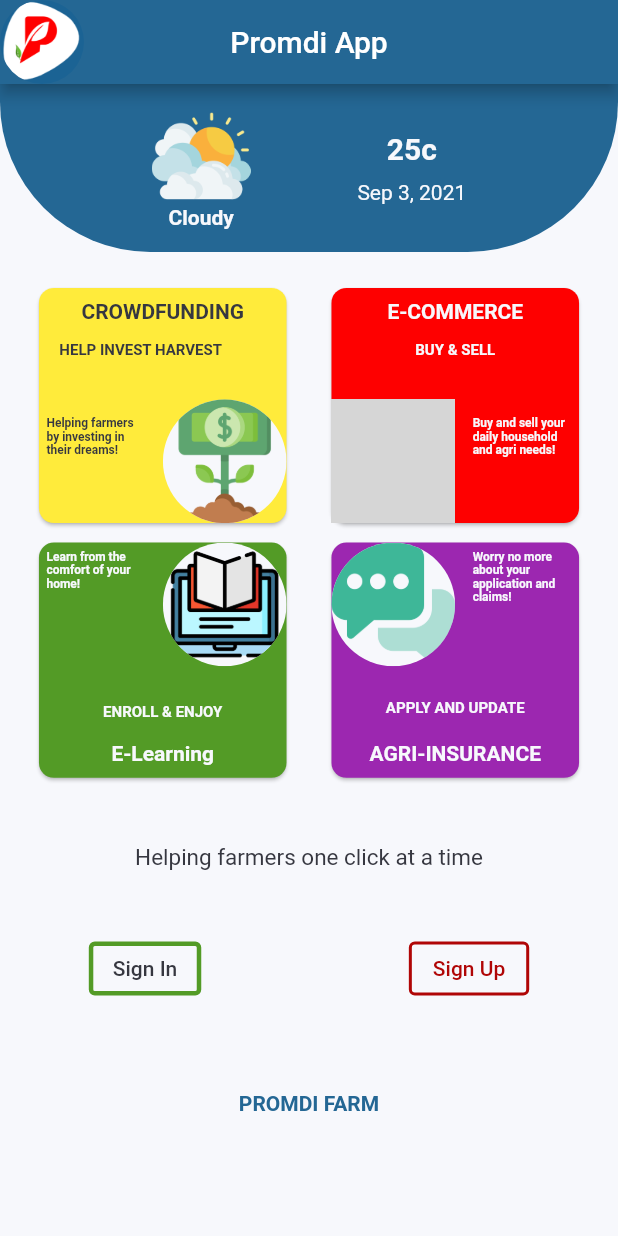
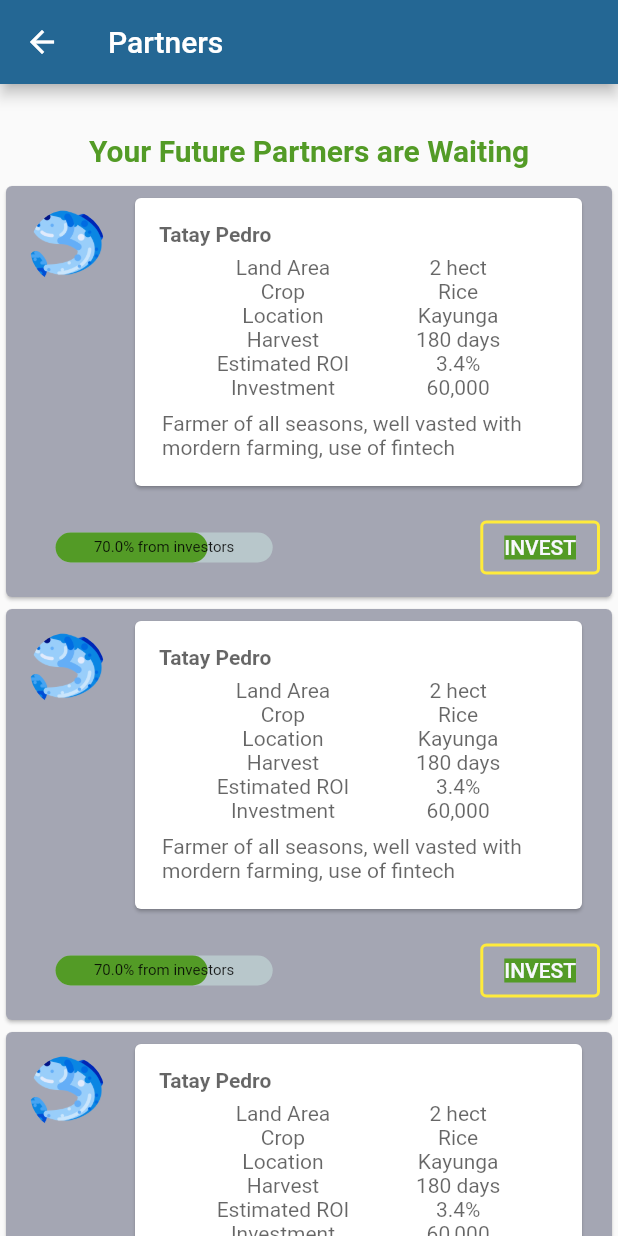
Before and after one commit to ajoluvya/promdi-fe, a Flutter app: the screen it shows after launch, after a tap on "CROWDFUNDING", on a phone screen of 412 x 824 dp. Run offline on Flutter 3.47's test engine with Material 2 defaults, Android fonts, the phone set to English and light mode, and no system bars; drawn by our look-alikes of percent_indicator; our stand-ins replace carousel_slider, flutter_svg; grey boxes are pictures that could not be loaded.

Commit message:
crowdfunding homepage

```diff
--- /dev/null
+++ b/lib/screens/crowdfunding/crowdfund_widgets/fund_card.dart
@@ -0,0 +1,214 @@
+import 'package:flutter/material.dart';
+import 'package:promdi_fe/helpers/style.dart';
+import 'package:percent_indicator/percent_indicator.dart';
+
+class CrowdFundCard extends StatefulWidget {
+  final double padLeft;
+  final double padRight;
+  final String profileimage;
+  final String investment;
+  final String name;
+  final String area;
+  final String crop;
+  final String location;
+  final String harvest;
+  final String roi;
+  final String about;
+  const CrowdFundCard(
+      {Key? key,
+      required this.padLeft,
+      required this.padRight,
+      required this.profileimage,
+      required this.name,
+      required this.area,
+      required this.crop,
+      required this.location,
+      required this.harvest,
+      required this.roi,
+      required this.investment,
+      required this.about})
+      : super(key: key);
+
+  @override
+  _CrowdFundCardState createState() => _CrowdFundCardState();
+}
+
+class _CrowdFundCardState extends State<CrowdFundCard> {
+  @override
+  Widget build(BuildContext context) {
+    return Container(
+      // color: lightGrey,
+      child: Card(
+        color: lightGrey,
+        clipBehavior: Clip.antiAlias,
+        child: Column(
+          children: [
+            ListTile(
+              leading: GestureDetector(
+                onTap: () {},
+                child: Container(
+                  width: 50,
+                  height: 50,
+                  decoration: BoxDecoration(
+                    shape: BoxShape.circle,
+                    image: DecorationImage(
+                      image: AssetImage(widget.profileimage),
+                      fit: BoxFit.cover,
+                    ),
+                  ),
+                ),
+              ),
+              // title: Text(widget.name),
+              title: Card(
+                child: Padding(
+                  padding: EdgeInsets.all(10),
+                  child: Column(
+                    children: [
+                      Padding(
+                        padding: const EdgeInsets.all(6.0),
+                        child: Row(
+                          children: [
+                            Text(
+                              widget.name,
+                              style: TextStyle(
+                                color: Colors.black.withOpacity(0.6),
+                                fontWeight: FontWeight.bold,
+                              ),
+                            ),
+                          ],
+                        ),
+                      ),
+                      Row(
+                        mainAxisAlignment: MainAxisAlignment.spaceEvenly,
+                        children: [
+                          Column(
+                            children: [
+                              Text(
+                                'Land Area',
+                                style: TextStyle(
+                                    color: Colors.black.withOpacity(0.6)),
+                              ),
+                              Text(
+                                'Crop',
+                                style: TextStyle(
+                                    color: Colors.black.withOpacity(0.6)),
+                              ),
+                              Text(
+                                'Location',
+                                style: TextStyle(
+                                    color: Colors.black.withOpacity(0.6)),
+                              ),
+                              Text(
+                                'Harvest',
+                                style: TextStyle(
+                                    color: Colors.black.withOpacity(0.6)),
+                              ),
+                              Text(
+                                'Estimated ROI',
+                                style: TextStyle(
+                                    color: Colors.black.withOpacity(0.6)),
+                              ),
+                              Text(
+                                'Investment',
+                                style: TextStyle(
+                                    color: Colors.black.withOpacity(0.6)),
+                              ),
+                            ],
+                          ),
+                          Column(
+                            children: [
+                              Text(
+                                widget.area,
+                                style: TextStyle(
+                                    color: Colors.black.withOpacity(0.6)),
+                              ),
+                              Text(
+                                widget.crop,
+                                style: TextStyle(
+                                    color: Colors.black.withOpacity(0.6)),
+                              ),
+                              Text(
+                                widget.location,
+                                style: TextStyle(
+                                    color: Colors.black.withOpacity(0.6)),
+                              ),
+                              Text(
+                                widget.harvest,
+                                style: TextStyle(
+                                    color: Colors.black.withOpacity(0.6)),
+                              ),
+                              Text(
+                                widget.roi,
+                                style: TextStyle(
+                                    color: Colors.black.withOpacity(0.6)),
+                              ),
+                              Text(
+                                widget.investment,
+                                style: TextStyle(
+                                    color: Colors.black.withOpacity(0.6)),
+                              ),
+                            ],
+                          ),
+                        ],
+                      ),
+                      Padding(
+                        padding: const EdgeInsets.all(8.0),
+                        child: Text(
+                          widget.about,
+                          style:
+                              TextStyle(color: Colors.black.withOpacity(0.6)),
+                        ),
+                      ),
+                    ],
+                  ),
+                ),
+              ),
+            ),
+            Padding(
+              padding: const EdgeInsets.all(8.0),
+              child: Row(
+                mainAxisAlignment: MainAxisAlignment.spaceBetween,
+                children: [
+                  Padding(
+                    padding: EdgeInsets.all(15.0),
+                    child: new LinearPercentIndicator(
+                      width: MediaQuery.of(context).size.width * 0.4,
+                      animation: true,
+                      lineHeight: 20.0,
+                      animationDuration: 2500,
+                      percent: 0.7,
+                      center: Text(
+                        "70.0% from investors",
+                        style: TextStyle(fontSize: 10),
+                      ),
+                      linearStrokeCap: LinearStrokeCap.roundAll,
+                      progressColor: greenCustom,
+                    ),
+                  ),
+                  OutlinedButton(
+                    style: OutlinedButton.styleFrom(
+                      side: BorderSide(
+                        width: 2.0,
+                        color: Colors.yellow,
+                      ),
+                    ),
+                    onPressed: () {},
+                    child: Container(
+                      color: greenCustom,
+                      child: Text(
+                        'INVEST',
+                        style: TextStyle(
+                          color: light,
+                        ),
+                      ),
+                    ),
+                  ),
+                ],
+              ),
+            ),
+          ],
+        ),
+      ),
+    );
+  }
+}
--- /dev/null
+++ b/lib/screens/crowdfunding/crowdfunding_home.dart
@@ -0,0 +1,55 @@
+import 'package:flutter/material.dart';
+import 'package:promdi_fe/helpers/style.dart';
+import 'package:promdi_fe/screens/crowdfunding/crowdfund_widgets/fund_card.dart';
+
+class CrowdfundingPage extends StatefulWidget {
+  const CrowdfundingPage({Key? key}) : super(key: key);
+
+  @override
+  _CrowdState createState() => _CrowdState();
+}
+
+class _CrowdState extends State<CrowdfundingPage> {
+  @override
+  Widget build(BuildContext context) {
+    return Scaffold(
+      appBar: AppBar(
+        title: Text('Partners'),
+      ),
+      body: SafeArea(
+          child: Column(
+        children: [
+          SizedBox(height: 25),
+          Padding(
+            padding: const EdgeInsets.all(8.0),
+            child: Text(
+              'Your Future Partners are Waiting',
+              style: TextStyle(
+                  fontWeight: FontWeight.bold,
+                  fontSize: 20,
+                  color: greenCustom),
+            ),
+          ),
+          Expanded(child: Container(
+            child: ListView.builder(itemBuilder: (context, index) {
+              return CrowdFundCard(
+                name: 'Tatay Pedro',
+                padLeft: 0.6,
+                padRight: 0.6,
+                profileimage: 'assets/images/fish.png',
+                about:
+                    'Farmer of all seasons, well vasted with mordern farming, use of fintech',
+                area: '2 hect',
+                crop: 'Rice',
+                harvest: '180 days',
+                investment: '60,000',
+                location: 'Kayunga',
+                roi: '3.4%',
+              );
+            }),
+          ))
+        ],
+      )),
+    );
+  }
+}
--- a/lib/screens/landing_page/landing_page.dart
+++ b/lib/screens/landing_page/landing_page.dart
@@ -1,6 +1,7 @@
 import 'package:flutter/material.dart';
 import 'package:intl/intl.dart';
 import 'package:promdi_fe/helpers/style.dart';
+import 'package:promdi_fe/screens/crowdfunding/crowdfunding_home.dart';
 import 'package:promdi_fe/screens/e_commerce/e_commerce_page.dart';
 import 'package:promdi_fe/screens/login/login.dart';
 import 'package:promdi_fe/screens/signup/signup_page.dart';
@@ -107,7 +108,12 @@ class _LandingPageState extends State<LandingPage> {
                                 text: 'CROWDFUNDING',
                                 image: 'assets/images/money.png',
                                 onClick: () {
-                                  print('Sell/Buy');
+                                  Navigator.push(
+                                    context,
+                                    MaterialPageRoute(
+                                        builder: (context) =>
+                                            CrowdfundingPage()),
+                                  );
                                 },
                                 bottom: 0,
                                 right: 0,
--- a/pubspec.yaml
+++ b/pubspec.yaml
@@ -36,6 +36,7 @@ dependencies:
   flutter_svg: ^0.22.0
   intl: ^0.17.0
   carousel_slider: ^4.0.0
+  percent_indicator: ^3.0.1
 
 dev_dependencies:
   flutter_test:
```
Also changed, not shown: lib/screens/crowdfunding/crowfunding_home.dart (deleted), pubspec.lock.
